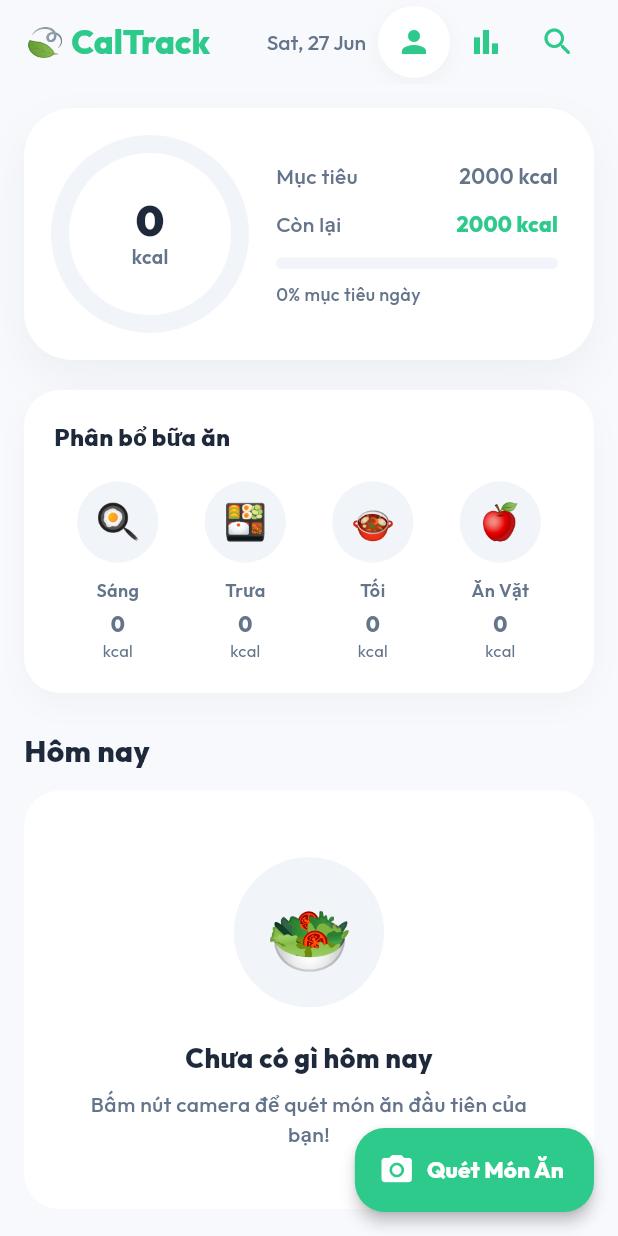
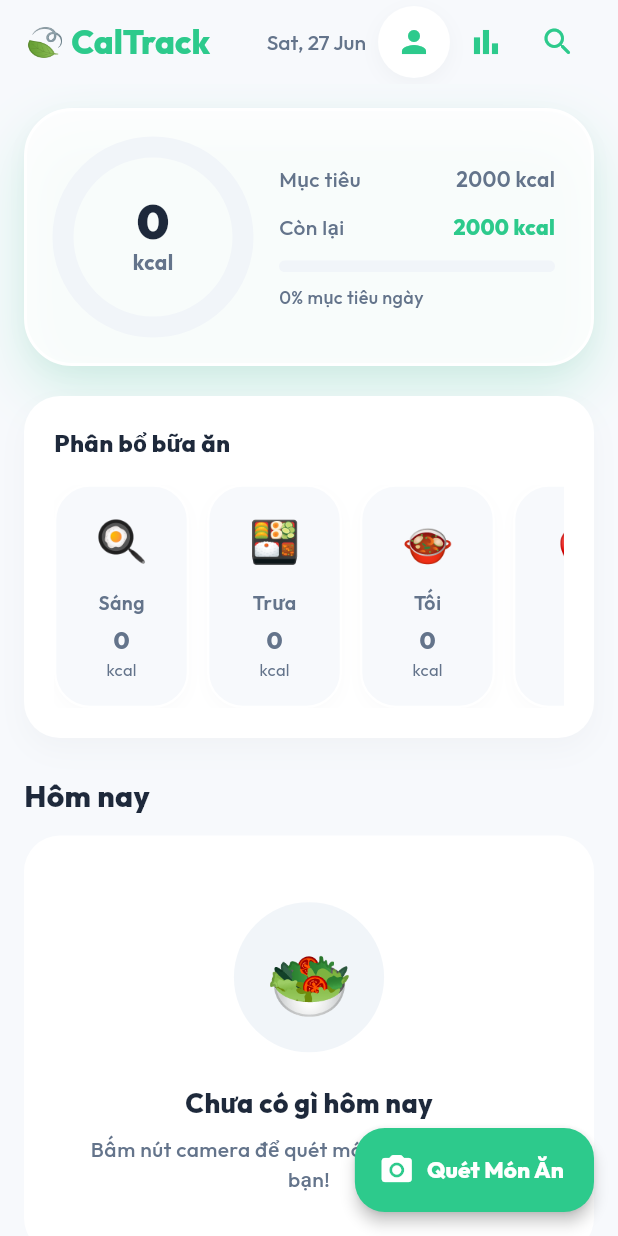
Before and after one commit to trangkhanh-ai/Calories-Tracking-App, a Flutter app: the HomeScreen screen opened by its route, on a phone screen of 412 x 824 dp. Run offline on Flutter 3.47's test engine with Material 3 defaults, Android fonts, the phone set to English and light mode, and no system bars; drawn by our look-alikes of flutter_animate; our stand-ins replace camera, cross_file, dio, fl_chart, flutter_riverpod, go_router and 5 more; accounts and stored records are empty; network calls fail.

Commit message:
feat(ui): redesign home screen with glassmorphism and horizontal meal cards

```diff
--- a/lib/features/home/screens/home_screen.dart
+++ b/lib/features/home/screens/home_screen.dart
@@ -196,13 +196,19 @@ class _CalorieRingCard extends StatelessWidget {
     return Container(
       padding: const EdgeInsets.all(24),
       decoration: BoxDecoration(
-        color: AppTheme.surface,
+        color: AppTheme.surface.withAlpha(220),
         borderRadius: BorderRadius.circular(32),
+        border: Border.all(color: Colors.white, width: 2),
         boxShadow: [
           BoxShadow(
-            color: AppTheme.onBackground.withAlpha(12),
-            blurRadius: 24,
-            offset: const Offset(0, 12),
+            color: calorieColor.withAlpha(50),
+            blurRadius: 32,
+            offset: const Offset(0, 16),
+          ),
+          BoxShadow(
+            color: AppTheme.onBackground.withAlpha(8),
+            blurRadius: 10,
+            offset: const Offset(0, 4),
           ),
         ],
       ),
@@ -218,7 +224,7 @@ class _CalorieRingCard extends StatelessWidget {
                 SizedBox.expand(
                   child: CircularProgressIndicator(
                     value: percentage,
-                    strokeWidth: 12,
+                    strokeWidth: 14,
                     backgroundColor: AppTheme.surfaceVariant,
                     valueColor: AlwaysStoppedAnimation<Color>(calorieColor),
                     strokeCap: StrokeCap.round,
@@ -231,17 +237,19 @@ class _CalorieRingCard extends StatelessWidget {
                       '$todayCalories',
                       style: GoogleFonts.outfit(
                         color: AppTheme.onBackground,
-                        fontSize: 28,
+                        fontSize: 32,
                         fontWeight: FontWeight.w900,
-                        height: 1.1,
+                        height: 1.0,
+                        letterSpacing: -1,
                       ),
                     ),
+                    const SizedBox(height: 2),
                     Text(
                       'kcal',
                       style: GoogleFonts.outfit(
                         color: AppTheme.onSurface,
-                        fontSize: 13,
-                        fontWeight: FontWeight.w600,
+                        fontSize: 14,
+                        fontWeight: FontWeight.w700,
                       ),
                     ),
                   ],
@@ -366,13 +374,17 @@ class _MealBreakdownCard extends StatelessWidget {
             ),
           ),
           const SizedBox(height: 16),
-          Row(
+          SingleChildScrollView(
+            scrollDirection: Axis.horizontal,
+            physics: const BouncingScrollPhysics(),
+            child: Row(
               children: [
-              Expanded(child: _MealSlot(emoji: '🍳', label: 'Sáng', calories: bfCal.toInt())),
-              Expanded(child: _MealSlot(emoji: '🍱', label: 'Trưa', calories: lCal.toInt())),
-              Expanded(child: _MealSlot(emoji: '🍲', label: 'Tối', calories: dCal.toInt())),
-              Expanded(child: _MealSlot(emoji: '🍎', label: 'Ăn Vặt', calories: sCal.toInt())),
+                _MealSlot(emoji: '🍳', label: 'Sáng', calories: bfCal.toInt()),
+                _MealSlot(emoji: '🍱', label: 'Trưa', calories: lCal.toInt()),
+                _MealSlot(emoji: '🍲', label: 'Tối', calories: dCal.toInt()),
+                _MealSlot(emoji: '🍎', label: 'Vặt', calories: sCal.toInt()),
               ],
+            ),
           ),
         ],
       ),
@@ -393,22 +405,31 @@ class _MealSlot extends StatelessWidget {
 
   @override
   Widget build(BuildContext context) {
-    return Column(
+    return Container(
+      width: 90,
+      margin: const EdgeInsets.only(right: 12),
+      padding: const EdgeInsets.symmetric(vertical: 16, horizontal: 8),
+      decoration: BoxDecoration(
+        color: AppTheme.background,
+        borderRadius: BorderRadius.circular(24),
+        border: Border.all(color: Colors.white, width: 1.5),
+        boxShadow: [
+          BoxShadow(
+            color: AppTheme.onBackground.withAlpha(5),
+            blurRadius: 8,
+            offset: const Offset(0, 4),
+          ),
+        ],
+      ),
+      child: Column(
         children: [
-        Container(
-          padding: const EdgeInsets.all(12),
-          decoration: const BoxDecoration(
-            color: AppTheme.surfaceVariant,
-            shape: BoxShape.circle,
-          ),
-          child: Text(emoji, style: const TextStyle(fontSize: 24)),
-        ),
-        const SizedBox(height: 8),
+          Text(emoji, style: const TextStyle(fontSize: 28)),
+          const SizedBox(height: 12),
           Text(
             label,
             style: GoogleFonts.outfit(
               color: AppTheme.onSurface,
-            fontSize: 12,
+              fontSize: 13,
               fontWeight: FontWeight.w600,
             ),
           ),
@@ -417,7 +438,7 @@ class _MealSlot extends StatelessWidget {
             '$calories',
             style: GoogleFonts.outfit(
               color: calories > 0 ? AppTheme.primaryDark : AppTheme.onSurface,
-            fontSize: 14,
+              fontSize: 16,
               fontWeight: FontWeight.w800,
             ),
           ),
@@ -429,6 +450,7 @@ class _MealSlot extends StatelessWidget {
             ),
           ),
         ],
+      ),
     );
   }
 }
@@ -441,32 +463,34 @@ class _FoodEntryTile extends StatelessWidget {
   @override
   Widget build(BuildContext context) {
     return Container(
-      margin: const EdgeInsets.only(bottom: 12),
-      padding: const EdgeInsets.symmetric(horizontal: 16, vertical: 14),
+      margin: const EdgeInsets.only(bottom: 14),
+      padding: const EdgeInsets.symmetric(horizontal: 16, vertical: 16),
       decoration: BoxDecoration(
         color: AppTheme.surface,
-        borderRadius: BorderRadius.circular(16),
+        borderRadius: BorderRadius.circular(20),
+        border: Border.all(color: Colors.white, width: 2),
         boxShadow: [
           BoxShadow(
-            color: AppTheme.onBackground.withAlpha(5),
-            blurRadius: 10,
-            offset: const Offset(0, 4),
+            color: AppTheme.onBackground.withAlpha(6),
+            blurRadius: 12,
+            offset: const Offset(0, 6),
           ),
         ],
       ),
       child: Row(
         children: [
           Container(
-            width: 48,
-            height: 48,
+            width: 52,
+            height: 52,
             decoration: BoxDecoration(
-              color: AppTheme.surfaceVariant,
-              borderRadius: BorderRadius.circular(14),
+              color: AppTheme.background,
+              borderRadius: BorderRadius.circular(16),
+              border: Border.all(color: AppTheme.surfaceVariant, width: 1),
             ),
             child: Center(
               child: Text(
                 _mealEmoji(entry.mealType),
-                style: const TextStyle(fontSize: 24),
+                style: const TextStyle(fontSize: 26),
               ),
             ),
           ),
@@ -479,17 +503,24 @@ class _FoodEntryTile extends StatelessWidget {
                   entry.foodName,
                   style: GoogleFonts.outfit(
                     color: AppTheme.onBackground,
-                    fontSize: 15,
+                    fontSize: 16,
                     fontWeight: FontWeight.w700,
                   ),
                 ),
-                const SizedBox(height: 4),
-                Text(
+                const SizedBox(height: 6),
+                Container(
+                  padding: const EdgeInsets.symmetric(horizontal: 8, vertical: 4),
+                  decoration: BoxDecoration(
+                    color: AppTheme.primary.withAlpha(20),
+                    borderRadius: BorderRadius.circular(8),
+                  ),
+                  child: Text(
                     entry.mealType,
                     style: GoogleFonts.outfit(
-                    color: AppTheme.onSurface,
-                    fontSize: 13,
-                    fontWeight: FontWeight.w500,
+                      color: AppTheme.primaryDark,
+                      fontSize: 11,
+                      fontWeight: FontWeight.w700,
+                    ),
                   ),
                 ),
               ],
```
Lines whose indentation alone changed are shown as unchanged.
